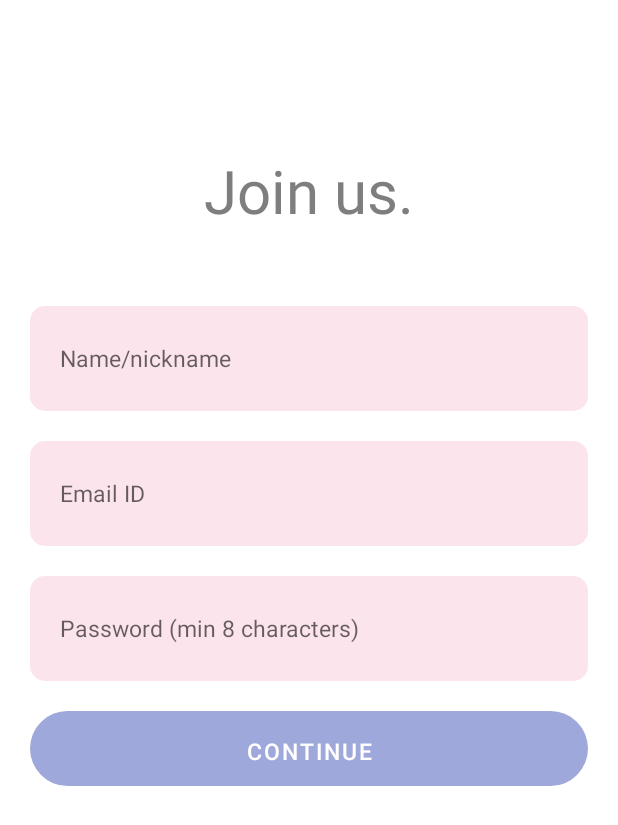
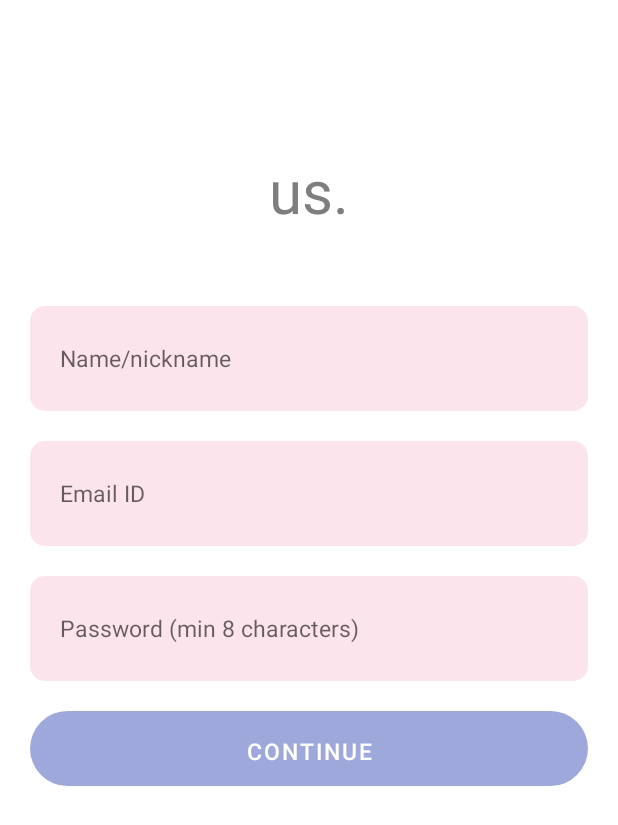
Before and after one commit to Prince-Christopher/Ethereal-1, an Android app: the screen it shows after launch (JoinActivity), on a phone screen of 412 x 824 dp. Shown: the top 825 px of the screen. Run offline under Robolectric (Android 15) with nearby library versions, the phone set to English and light mode, and no system bars.

Commit message:
Commit 2

```diff
--- a/app/src/main/res/layout/activity_join.xml
+++ b/app/src/main/res/layout/activity_join.xml
@@ -14,11 +14,11 @@
         <TextView
             android:layout_width="wrap_content"
             android:layout_height="wrap_content"
-            android:text="Join us."
-            android:textSize="40dp"
+            android:layout_gravity="center"
+            android:layout_marginTop="100dp"
+            android:text="us."
             android:textColor="@color/grey"
-            android:layout_gravity="center"
-            android:layout_marginTop="100dp"/>
+            android:textSize="40dp" />
 
         <EditText
             android:layout_width="match_parent"
```
